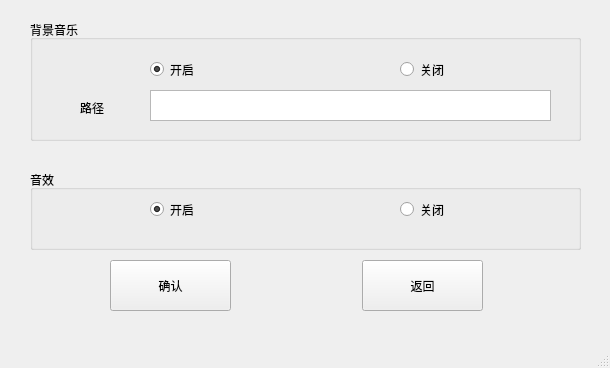
First picture: the form in cmusicdlg.ui, repository wgananh/Formal_Brmal_Bejeweled, before the edit.
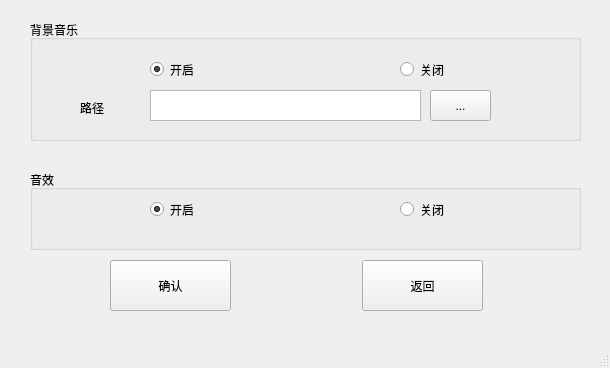
Second picture: the form after the edit. Icons and pictures are not drawn.

What changed in the file:
```diff
--- a/cmusicdlg.ui
+++ b/cmusicdlg.ui
@@ -63,7 +63,7 @@
       <rect>
        <x>120</x>
        <y>70</y>
-       <width>401</width>
+       <width>271</width>
        <height>31</height>
       </rect>
      </property>
@@ -81,6 +81,19 @@
       <string>路径</string>
      </property>
     </widget>
+    <widget class="QToolButton" name="btn_path">
+     <property name="geometry">
+      <rect>
+       <x>400</x>
+       <y>70</y>
+       <width>61</width>
+       <height>31</height>
+      </rect>
+     </property>
+     <property name="text">
+      <string>...</string>
+     </property>
+    </widget>
    </widget>
    <widget class="QGroupBox" name="groupBox_2">
     <property name="geometry">
```
